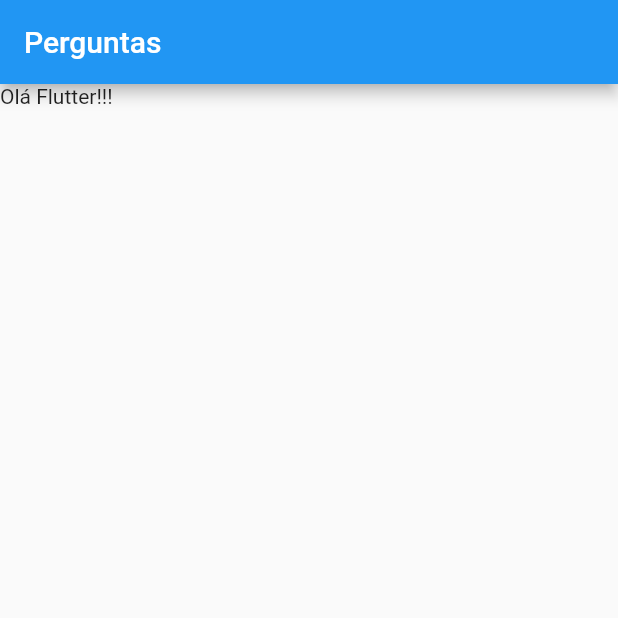
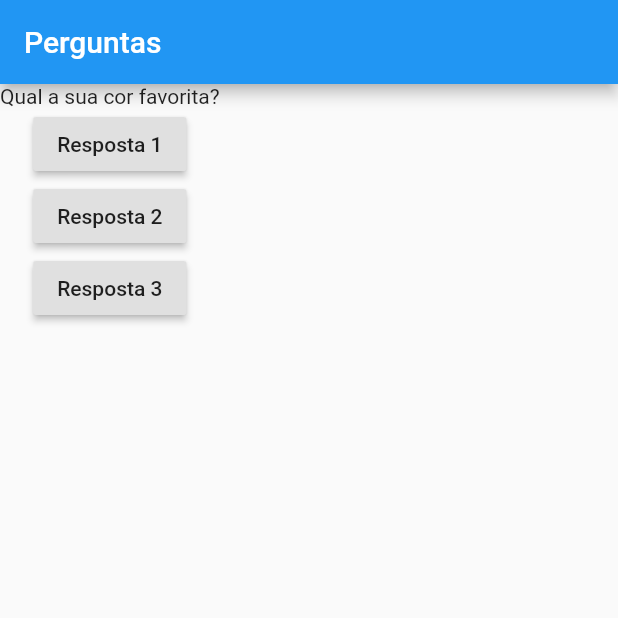
Before and after one commit to multilucas/projeto_perguntas, a Flutter app: the screen it shows after launch, on a phone screen of 412 x 824 dp, the top half of it. Run offline on Flutter 3.47's test engine with Material 2 defaults, Android fonts, the phone set to English and light mode, and no system bars.

Commit message:
Até aula 37

```diff
--- a/lib/main.dart
+++ b/lib/main.dart
@@ -1,4 +1,6 @@
 // ignore: unused_import
+// ignore_for_file: deprecated_member_use
+
 import 'package:flutter/material.dart';
 
 main() {
@@ -6,13 +8,38 @@ main() {
 }
 
 class PerguntaApp extends StatelessWidget {
+  void responder() {
+    print('Pergunta respondida');
+  }
+
+  @override
   Widget build(BuildContext context) {
+    final perguntas = [
+      'Qual a sua cor favorita?',
+      'Qual o seu animal favorito?',
+    ];
     return MaterialApp(
       home: Scaffold(
         appBar: AppBar(
           title: Text('Perguntas'),
         ),
-        body: Text('Olá Flutter!!!'),
+        body: Column(
+          children: [
+            Text(perguntas[0]),
+            RaisedButton(
+              child: Text('Resposta 1'),
+              onPressed: responder,
+            ),
+            RaisedButton(
+              child: Text('Resposta 2'),
+              onPressed: responder,
+            ),
+            RaisedButton(
+              child: Text('Resposta 3'),
+              onPressed: responder,
+            ),
+          ],
+        ),
       ),
     );
   }
```
